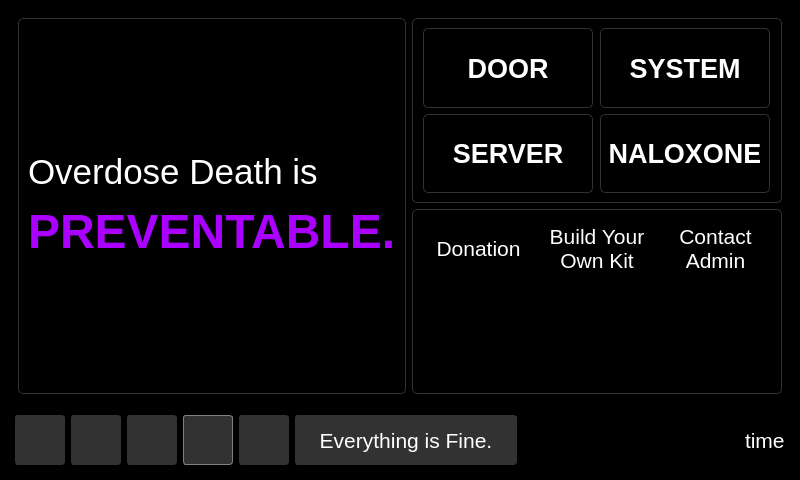
Before: the Qt Designer form qt_design/main_window.ui in zyl120/Naloxone_Safety_Kit, drawn with Qt 5.
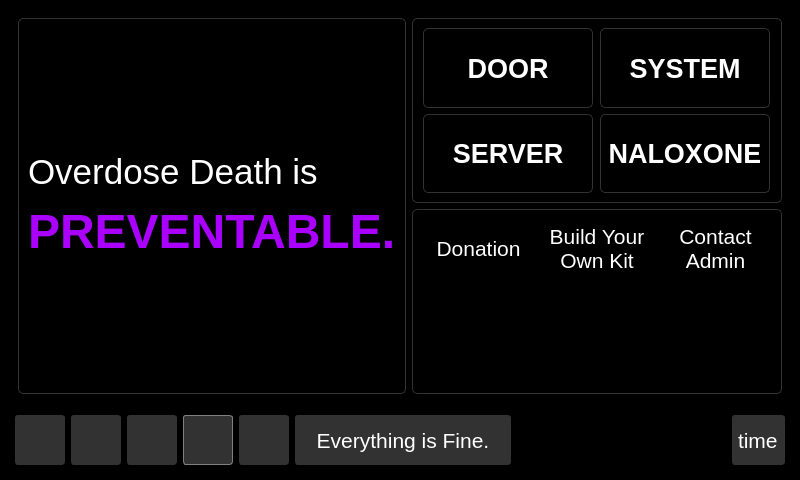
After: the same form once the commit is applied. Icons and pictures are not drawn.

What changed in the file:
```diff
--- a/qt_design/main_window.ui
+++ b/qt_design/main_window.ui
@@ -5459,6 +5459,18 @@
     </item>
     <item row="2" column="0" colspan="2">
      <widget class="QFrame" name="shortcut_frame">
+      <property name="sizePolicy">
+       <sizepolicy hsizetype="Preferred" vsizetype="Fixed">
+        <horstretch>0</horstretch>
+        <verstretch>0</verstretch>
+       </sizepolicy>
+      </property>
+      <property name="minimumSize">
+       <size>
+        <width>0</width>
+        <height>0</height>
+       </size>
+      </property>
       <property name="styleSheet">
        <string notr="true"/>
       </property>
@@ -5784,7 +5796,7 @@
           </font>
          </property>
          <property name="styleSheet">
-          <string notr="true">color:white</string>
+          <string notr="true">color: white; background-color: rgb(50,50,50); border-radius:3px;border-color: rgb(50,50,50);border-width: 1px;border-style: solid;</string>
          </property>
          <property name="text">
           <string>time</string>
```
